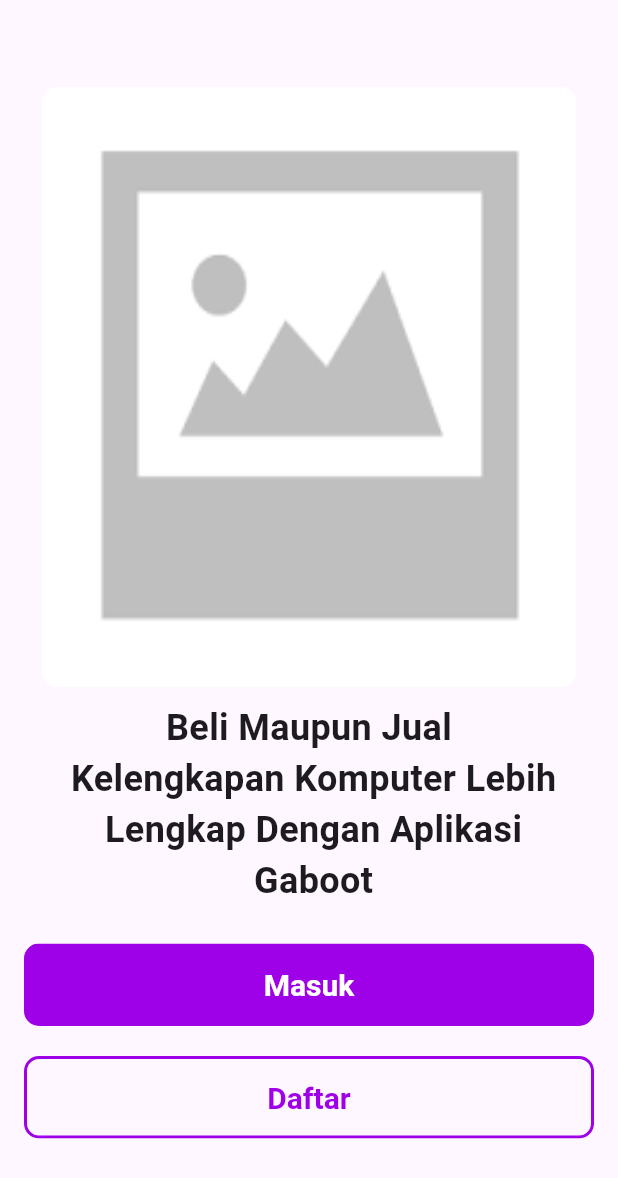
After one commit to Armand96/gaboot_mobile, a Flutter app: the LoginScreen1 screen opened by its route, on a phone screen of 412 x 824 dp. The commit adds this screen. Shown: the top 1178 px of the screen. Run offline on Flutter 3.47's test engine with Material 3 defaults, Android fonts, the light colour scheme and no system bars; our stand-ins replace bloc, dio, flutter_bloc, flutter_dotenv, flutter_rating_bar, shared_preferences; accounts and stored records are empty.

Commit message:
login screen

```diff
--- a/lib/routing/route.dart
+++ b/lib/routing/route.dart
@@ -1,11 +1,14 @@
 import 'package:flutter/material.dart';
 import 'package:gaboot_mobile/home_screen/home_ui.dart';
+import 'package:gaboot_mobile/screen/login/login_screen1.dart';
 
 class AppRoutes {
   static Route<dynamic>? generateRoute(RouteSettings settings) {
     switch (settings.name) {
       case '/':
         return MaterialPageRoute(builder: (_) => const HomeScreen());
+      case '/login':
+        return MaterialPageRoute(builder: (_) => const LoginScreen1());
       // Add more cases for additional routes
       default:
         return null; // Handle unknown routes here if needed
--- /dev/null
+++ b/lib/screen/login/login_screen1.dart
@@ -0,0 +1,93 @@
+import 'package:flutter/material.dart';
+import 'package:gaboot_mobile/screen/login/login_screen2.dart';
+import 'package:gaboot_mobile/ui_collection/button/button.dart';
+
+class LoginScreen1 extends StatelessWidget {
+  const LoginScreen1({super.key});
+
+  @override
+  Widget build(BuildContext context) {
+    return Scaffold(
+      body: Padding(
+        padding: const EdgeInsets.all(8.0),
+        child: Column(
+          crossAxisAlignment: CrossAxisAlignment.center,
+          children: [
+            image(),
+            abstractText(),
+            btnMasuk(context),
+            btnDaftar(context),
+          ],
+        ),
+      ),
+    );
+  }
+
+  // ==============================================================
+  void navigateToLogin(BuildContext ctx) {
+    Navigator.push(
+      ctx,
+      MaterialPageRoute(builder: (context) => const LoginScreen2()),
+    );
+  }
+
+  void navigateToDaftar(BuildContext ctx) {
+    Navigator.push(
+      ctx,
+      MaterialPageRoute(builder: (context) => const LoginScreen2()),
+    );
+  }
+  // ==============================================================
+
+  Widget btnDaftar(BuildContext ctx) {
+    return Padding(
+      padding: const EdgeInsets.symmetric(horizontal: 8.0, vertical: 10),
+      child: Button(
+          enabled: true,
+          fullWidth: true,
+          text: "Daftar",
+          isOutline: true,
+          funcs: (){navigateToLogin(ctx);}),
+    );
+  }
+
+  Widget btnMasuk(BuildContext ctx) {
+    return Padding(
+      padding: const EdgeInsets.symmetric(horizontal: 8.0, vertical: 10),
+      child: Button(
+          enabled: true,
+          fullWidth: true,
+          text: "Masuk",
+          isOutline: false,
+          funcs: (){navigateToLogin(ctx);}),
+    );
+  }
+
+  Widget abstractText() {
+    const String textStr =
+        "Beli Maupun Jual \n Kelengkapan Komputer Lebih \n Lengkap Dengan Aplikasi \n Gaboot";
+    return const Padding(
+      padding: EdgeInsets.only(top: 10, left: 10, right: 10, bottom: 15),
+      child: Text(textStr,
+          textAlign: TextAlign.center,
+          style: TextStyle(fontWeight: FontWeight.w700, fontSize: 24)),
+    );
+  }
+
+  Widget image() {
+    return Container(
+      margin: const EdgeInsets.only(top: 50, left: 20, right: 20),
+      height: 400,
+      width: double.infinity,
+      alignment: Alignment.center,
+      decoration: const BoxDecoration(
+        borderRadius: BorderRadius.all(Radius.circular(10)),
+        image: DecorationImage(
+          fit: BoxFit.fill,
+          image: AssetImage('asset/images/noimage.png'),
+          // image: NetworkImage(Config().baseUrlImage + categoryModel.link),
+        ),
+      ),
+    );
+  }
+}
--- /dev/null
+++ b/lib/screen/login/login_screen2.dart
@@ -0,0 +1,15 @@
+import 'package:flutter/material.dart';
+
+class LoginScreen2 extends StatefulWidget {
+  const LoginScreen2({super.key});
+
+  @override
+  State<LoginScreen2> createState() => _LoginScreen2State();
+}
+
+class _LoginScreen2State extends State<LoginScreen2> {
+  @override
+  Widget build(BuildContext context) {
+    return const Placeholder();
+  }
+}
--- a/lib/testscreen/testscreen.dart
+++ b/lib/testscreen/testscreen.dart
@@ -32,6 +32,10 @@
   void test() {
     // print("clicked");
     ctrler.value += .02;
+  }
+
+  void navigate(){
+    Navigator.pushNamed(context, '/login');
   }
 
   @override
@@ -106,7 +110,8 @@
           Padding(
             padding: const EdgeInsets.only(top: 10, left: 10, right: 10),
             child: InputForm( isFormField: false, hintText: "Masukkan username", iconPrefix: const Icon(Icons.access_alarm), txtCtrl: txtCtrl,),
-          )
+          ),
+          Padding(padding: const EdgeInsets.all(10), child: Button(enabled: true,fullWidth: false, isOutline: false, text: "Test Screen",funcs: navigate,),)
         ],
       ),
     );
```
Also changed, not shown: 1 other file.
